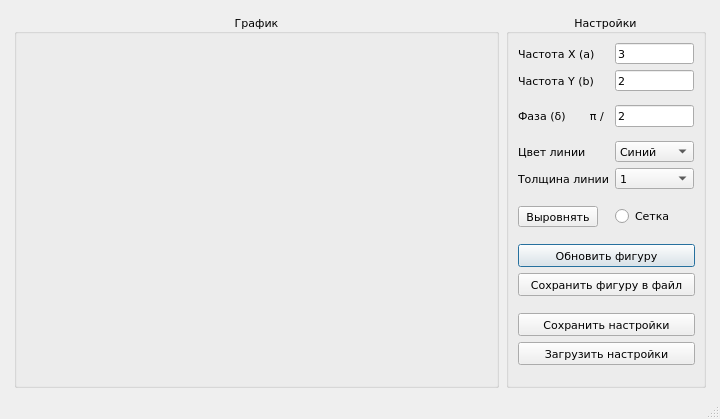
Before: the Qt Designer form main_window.ui in Laztrex/simple-graphics-lissajous, drawn with Qt 5.
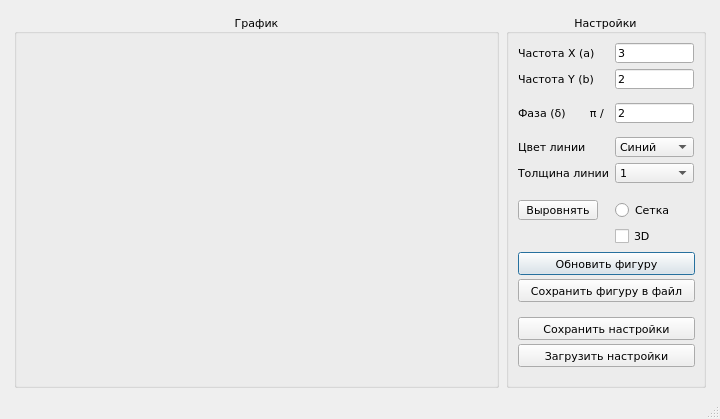
After: the same form once the commit is applied.

Commit message: add 3-d fig (test mode)

What changed in the file:
```diff
--- a/main_window.ui
+++ b/main_window.ui
@@ -626,6 +626,13 @@
          </property>
         </spacer>
        </item>
+       <item row="9" column="1">
+        <widget class="QCheckBox" name="checkBox_3D">
+         <property name="text">
+          <string>3D</string>
+         </property>
+        </widget>
+       </item>
       </layout>
      </widget>
     </item>
```
Left out of the diff: 137 changed lines with no effect on the pictures. The commit also changes 2 other files.
